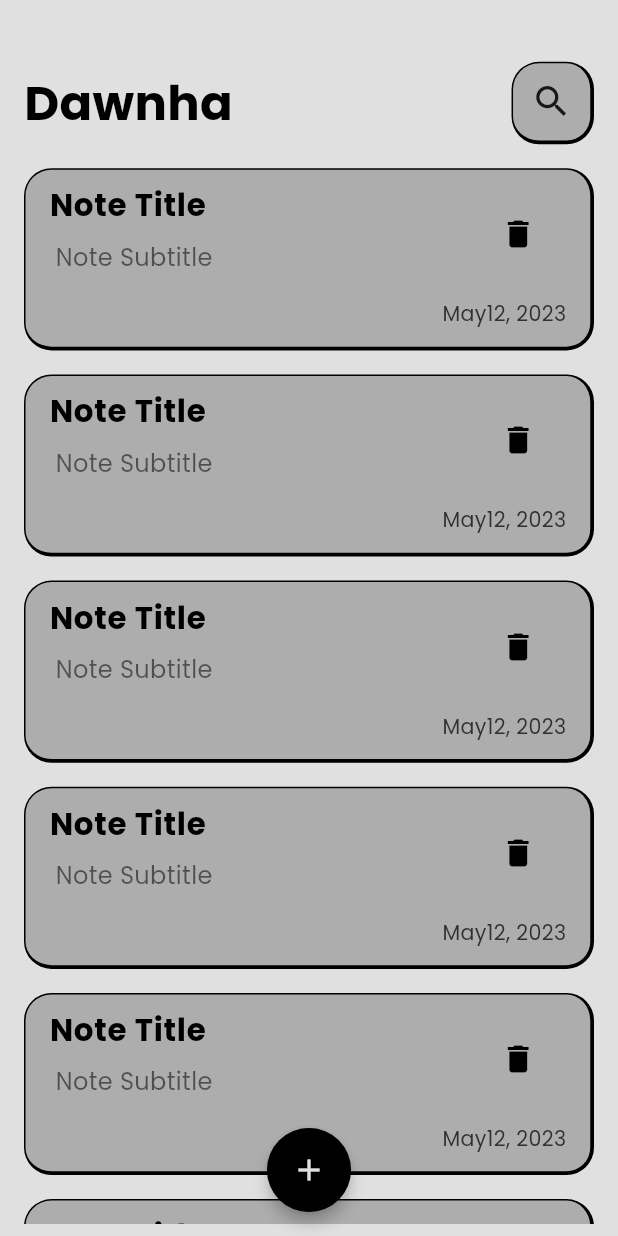
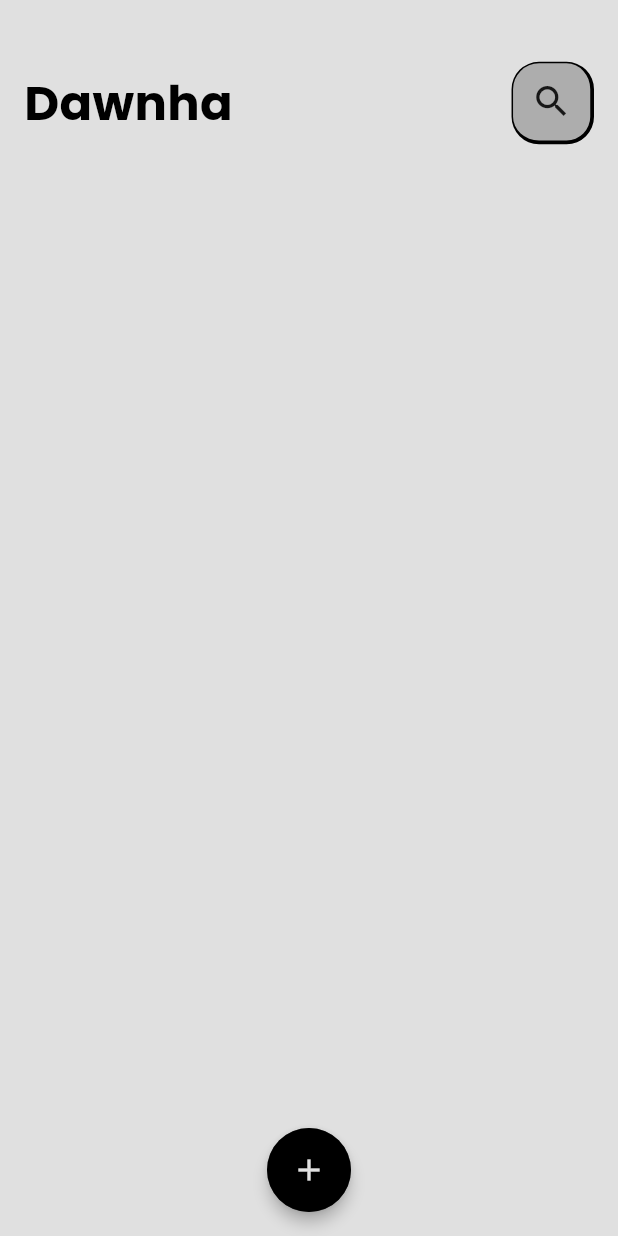
Before and after one commit to MedoAlshafei/notes, a Flutter app: the screen it shows after launch, on a phone screen of 412 x 824 dp. Run offline on Flutter 3.47's test engine with Material 3 defaults, Android fonts, the phone set to English and light mode, and no system bars; our stand-ins replace bloc, flutter_bloc, flutter_screenutil, google_fonts, hive, hive_flutter; accounts and stored records are empty.

Commit message:
Refactor NotesCubit and NotesState to streamline note fetching and state management; update NotesCard and NotesListView to utilize fetched notes.

```diff
--- a/lib/cubit/notes_cubit/notes_cubit.dart
+++ b/lib/cubit/notes_cubit/notes_cubit.dart
@@ -9,13 +9,9 @@ part 'notes_state.dart';
 class NotesCubit extends Cubit<NotesState> {
   NotesCubit() : super(NotesInitial());
 
+  List<NoteModel>? notes;
   fetchAllNotes() {
-    try {
-      var notesBox = Hive.box<NoteModel>(kNotesBox);
-      List<NoteModel> notes = notesBox.values.toList();
-      emit(NotesSuccess(notes));
-    } catch (e) {
-      emit(NotesFailure(e.toString()));
-    }
+    var notesBox = Hive.box<NoteModel>(kNotesBox);
+    notes = notesBox.values.toList();
   }
 }
--- a/lib/cubit/notes_cubit/notes_state.dart
+++ b/lib/cubit/notes_cubit/notes_state.dart
@@ -1,18 +1,6 @@
 part of 'notes_cubit.dart';
 
 @immutable
-sealed class NotesState {}
+abstract class NotesState {}
 
-final class NotesInitial extends NotesState {}
-
-final class NotesLoading extends NotesState {}
-
-final class NotesSuccess extends NotesState {
-  final List<NoteModel> notes;
-  NotesSuccess(this.notes);
-}
-
-final class NotesFailure extends NotesState {
-  final String errMessage;
-  NotesFailure(this.errMessage);
-}
+class NotesInitial extends NotesState {}
--- a/lib/views/widgets/notes_card.dart
+++ b/lib/views/widgets/notes_card.dart
@@ -1,10 +1,12 @@
 import 'package:flutter/material.dart';
 import 'package:flutter_screenutil/flutter_screenutil.dart';
-import 'package:notes/constants/colors.dart';
+import 'package:notes/models/note_model.dart';
 import 'package:notes/views/edit_note_view.dart';
 
 class NotesCard extends StatelessWidget {
-  const NotesCard({super.key});
+  const NotesCard({super.key, required this.note});
+
+  final NoteModel note;
 
   @override
   Widget build(BuildContext context) {
@@ -17,7 +19,7 @@ class NotesCard extends StatelessWidget {
       },
       child: Container(
         decoration: BoxDecoration(
-          color: kOnPrimaryColor,
+          color: Color(note.color),
           border: BoxBorder.fromLTRB(
             top: BorderSide(color: Colors.black, width: 1),
             left: BorderSide(color: Colors.black, width: 1),
@@ -31,35 +33,33 @@ class NotesCard extends StatelessWidget {
           children: [
             ListTile(
               title: Text(
-                'Note Title',
-                style: TextStyle(
+                note.title,
+                style: const TextStyle(
                   color: Colors.black,
-                  fontSize: 18.sp,
+                  fontSize: 18,
                   fontWeight: FontWeight.bold,
                 ),
               ),
               subtitle: Padding(
                 padding: const EdgeInsets.symmetric(vertical: 8, horizontal: 4),
                 child: Text(
-                  'Note Subtitle',
-                  style: TextStyle(color: Colors.black54, fontSize: 14.sp),
-                  maxLines: 3,
+                  note.subTitle,
+                  style: const TextStyle(color: Colors.black54, fontSize: 14),
+                  // maxLines: 3,
                   overflow: TextOverflow.ellipsis,
                 ),
               ),
               trailing: InkWell(
                 child: IconButton(
                   icon: Icon(Icons.delete, color: Colors.black),
-                  onPressed: () {
-                    // Handle delete action
-                  },
+                  onPressed: () {},
                 ),
               ),
             ),
             Padding(
               padding: const EdgeInsets.symmetric(horizontal: 16),
               child: Text(
-                'May12, 2023',
+                note.date,
                 style: TextStyle(color: Colors.grey[850], fontSize: 12.sp),
               ),
             ),
--- a/lib/views/widgets/notes_list_view.dart
+++ b/lib/views/widgets/notes_list_view.dart
@@ -1,4 +1,7 @@
 import 'package:flutter/material.dart';
+import 'package:flutter_bloc/flutter_bloc.dart';
+import 'package:notes/cubit/notes_cubit/notes_cubit.dart';
+import 'package:notes/models/note_model.dart';
 import 'package:notes/views/widgets/notes_card.dart';
 
 class NoteListView extends StatelessWidget {
@@ -6,19 +9,26 @@ class NoteListView extends StatelessWidget {
 
   @override
   Widget build(BuildContext context) {
+    return BlocBuilder<NotesCubit, NotesState>(
+      builder: (context, state) {
+        List<NoteModel> notes =
+            BlocProvider.of<NotesCubit>(context).notes ?? [];
+
         return Padding(
-      padding: const EdgeInsets.symmetric(vertical: 8),
+          padding: const EdgeInsets.symmetric(vertical: 16),
           child: ListView.builder(
             padding: EdgeInsets.zero,
             physics: BouncingScrollPhysics(),
-        itemCount: 10,
+            itemCount: notes.length,
             itemBuilder: (context, index) {
               return Padding(
                 padding: const EdgeInsets.symmetric(vertical: 8),
-            child: const NotesCard(),
+                child: NotesCard(note: notes[index]),
               );
             },
           ),
         );
+      },
+    );
   }
 }
--- a/lib/views/widgets/notes_view_body.dart
+++ b/lib/views/widgets/notes_view_body.dart
@@ -1,10 +1,23 @@
 import 'package:flutter/material.dart';
+import 'package:flutter_bloc/flutter_bloc.dart';
 import 'package:notes/constants/strings.dart';
+import 'package:notes/cubit/notes_cubit/notes_cubit.dart';
 import 'package:notes/views/widgets/custom_app_bar.dart';
 import 'package:notes/views/widgets/notes_list_view.dart';
 
-class NotesViewBody extends StatelessWidget {
+class NotesViewBody extends StatefulWidget {
   const NotesViewBody({super.key});
+
+  @override
+  State<NotesViewBody> createState() => _NotesViewBodyState();
+}
+
+class _NotesViewBodyState extends State<NotesViewBody> {
+  @override
+  void initState() {
+    BlocProvider.of<NotesCubit>(context).fetchAllNotes();
+    super.initState();
+  }
 
   @override
   Widget build(BuildContext context) {
```
Lines whose indentation alone changed are shown as unchanged.
